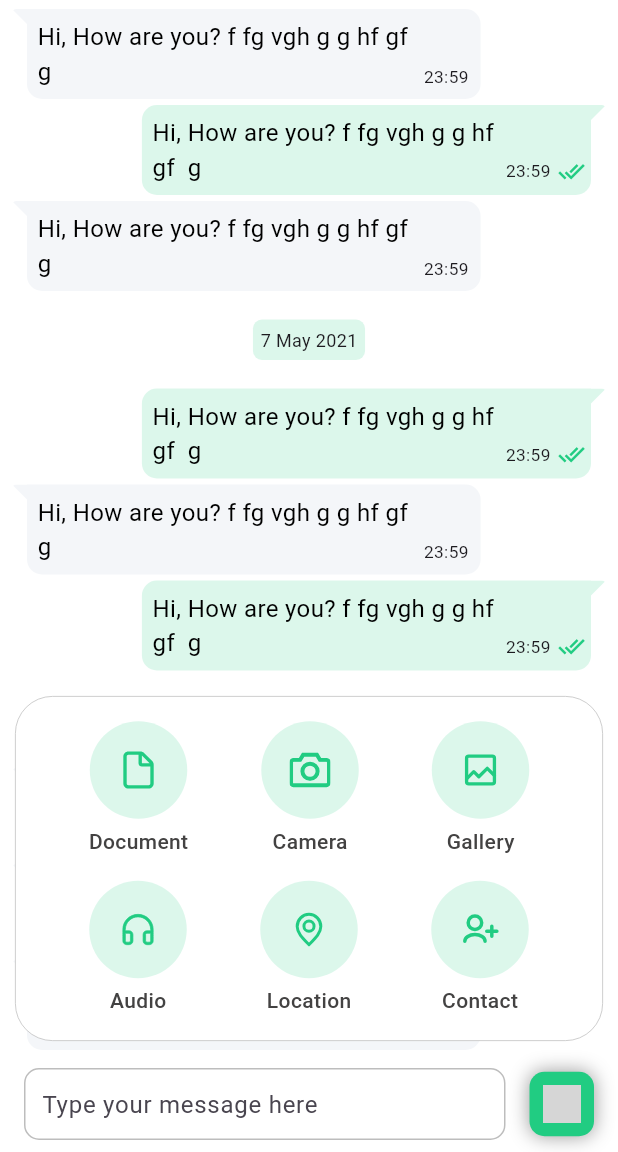
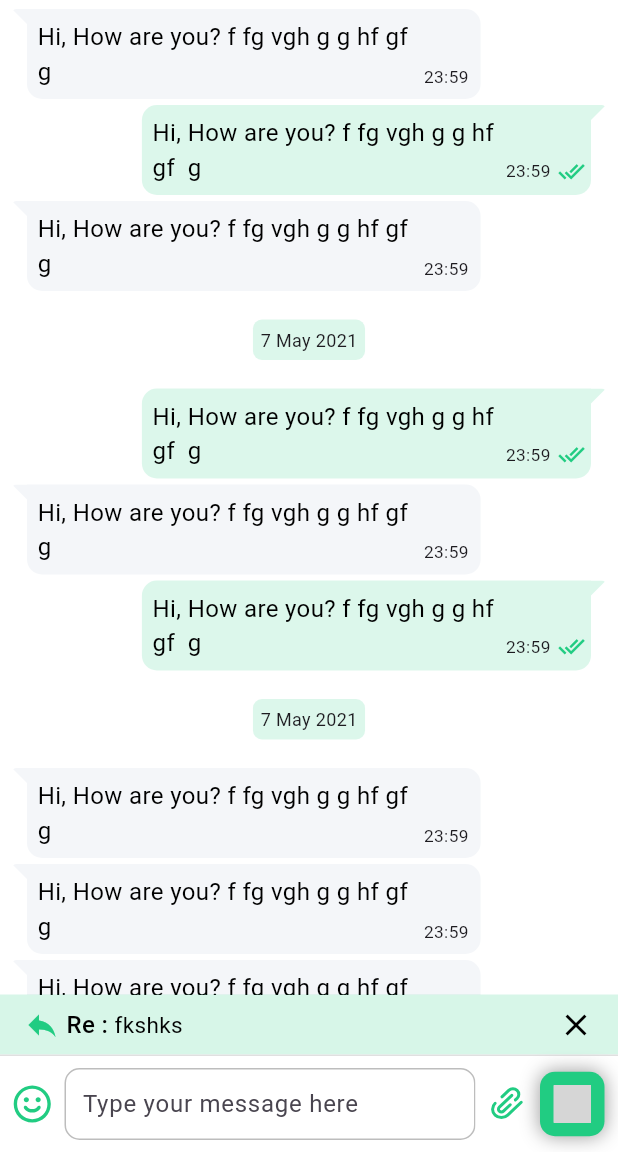
Before and after one commit to AdityaRaj9889/Cally-Messaging_App, a Flutter app: the ChatScreen screen opened by its route, on a phone screen of 412 x 824 dp, the part 84-1236 px from its top. Run offline on Flutter 3.47's test engine with Material 3 defaults, Android fonts, the phone set to English and light mode, and no system bars; our stand-ins replace flutter_svg, get; grey boxes are pictures that could not be loaded.

Commit message:
chat screen UI enhancement & add seach option & more popup on home screen

```diff
--- a/callyApp/lib/constant/assets.dart
+++ b/callyApp/lib/constant/assets.dart
@@ -27,6 +27,8 @@ class AssetsSVG {
   static const String audio = 'assets/svg/audio.svg';
   static const String location = 'assets/svg/location.svg';
   static const String contact = 'assets/svg/contact.svg';
+  static const String attachment = 'assets/svg/attachment.svg';
+  static const String search = 'assets/svg/search.svg';
 }
 
 class ColorConst {
--- a/callyApp/lib/controller/authController.dart
+++ b/callyApp/lib/controller/authController.dart
@@ -1,10 +1,7 @@
-import 'dart:async';
-
 import 'package:flutter/material.dart';
 import 'package:get/get.dart';
 
 class AuthController extends GetxController {
-
   RxBool validate = false.obs;
   RxBool isLoading = false.obs;
   RxBool rememberMe = false.obs;
--- a/callyApp/lib/controller/chatController.dart
+++ b/callyApp/lib/controller/chatController.dart
@@ -1,3 +1,7 @@
 import 'package:get/get.dart';
 
-class ChatController extends GetxController {}
+class ChatController extends GetxController {
+  RxBool showAttachmentMenu = false.obs;
+
+  RxString replying = "fkshks".obs;
+}
--- a/callyApp/lib/view/chatScreen.dart
+++ b/callyApp/lib/view/chatScreen.dart
@@ -6,13 +6,13 @@ import 'package:callingapp/widgetComponents/chat/dateBubble.dart';
 import 'package:callingapp/widgetComponents/chat/messageTextBar.dart';
 import 'package:callingapp/widgetComponents/chat/moreOptionItems.dart';
 import 'package:flutter/material.dart';
-import 'package:flutter_svg/svg.dart';
 import 'package:get/get.dart';
 
 class ChatScreen extends GetView<ChatController> {
   @override
   Widget build(BuildContext context) {
-    return Scaffold(
+    return Obx(
+      () => Scaffold(
         backgroundColor: ColorConst.color3,
         appBar: AppbarWidget(
           title: "Allen".obs,
@@ -84,6 +84,8 @@ class ChatScreen extends GetView<ChatController> {
                             ),
                           ),
                   ),
+                  //attachment container
+                  if (controller.showAttachmentMenu.value)
                     Align(
                       alignment: Alignment.bottomCenter,
                       child: Container(
@@ -104,7 +106,8 @@ class ChatScreen extends GetView<ChatController> {
                             children: [
                               Row(
                                 crossAxisAlignment: CrossAxisAlignment.center,
-                            mainAxisAlignment: MainAxisAlignment.spaceEvenly,
+                                mainAxisAlignment:
+                                    MainAxisAlignment.spaceEvenly,
                                 children: [
                                   MoreOptionItems(
                                     itemIcon: AssetsSVG.document,
@@ -122,7 +125,8 @@ class ChatScreen extends GetView<ChatController> {
                               ),
                               Row(
                                 crossAxisAlignment: CrossAxisAlignment.center,
-                            mainAxisAlignment: MainAxisAlignment.spaceEvenly,
+                                mainAxisAlignment:
+                                    MainAxisAlignment.spaceEvenly,
                                 children: [
                                   MoreOptionItems(
                                     itemIcon: AssetsSVG.audio,
@@ -147,9 +151,13 @@ class ChatScreen extends GetView<ChatController> {
               ),
             ),
             MessageTextBar(
-            onSend: (p0) {},
+              replyingTo: controller.replying.value,
+              onSend: () {},
+              onTapCloseReply: () => controller.replying.value = "",
+              onTapAttachment: () => controller.showAttachmentMenu.toggle(),
             ),
           ],
+        ),
       ),
     );
   }
--- a/callyApp/lib/view/homeScreen.dart
+++ b/callyApp/lib/view/homeScreen.dart
@@ -1,3 +1,4 @@
+import 'package:callingapp/app_pages.dart';
 import 'package:callingapp/constant/assets.dart';
 import 'package:callingapp/controller/homeController.dart';
 import 'package:callingapp/widgetComponents/appbar.dart';
@@ -19,10 +20,13 @@ class HomeScreen extends GetView<HomeController> {
           appBar: AppbarWidget(
             title: 'WhatsApp'.obs,
             leading: false,
-            firstIcon: AssetsSVG.camera.obs,
+            firstIcon: AssetsSVG.search.obs,
             fIconClick: () {},
-            lastIcon: AssetsSVG.more.obs,
-            lIconClick: () {},
+            secondIcon: AssetsSVG.camera.obs,
+            sIconClick: () {
+              Get.toNamed(Routes.PROFILE);
+            },
+            moreOption: true,
           ),
           body: Column(
             children: [
--- a/callyApp/lib/view/profileScreen.dart
+++ b/callyApp/lib/view/profileScreen.dart
@@ -1,8 +1,6 @@
 import 'package:callingapp/constant/assets.dart';
-import 'package:callingapp/constant/const.dart';
 import 'package:callingapp/controller/profileController.dart';
 import 'package:callingapp/widgetComponents/appbar.dart';
-import 'package:callingapp/widgetComponents/button.dart';
 import 'package:callingapp/widgetComponents/errorbox.dart';
 import 'package:callingapp/widgetComponents/horizontalLine.dart';
 import 'package:callingapp/widgetComponents/loader.dart';
--- a/callyApp/lib/widgetComponents/appbar.dart
+++ b/callyApp/lib/widgetComponents/appbar.dart
@@ -1,3 +1,4 @@
+import 'package:callingapp/app_pages.dart';
 import 'package:callingapp/constant/assets.dart';
 import 'package:flutter/material.dart';
 import 'package:flutter_svg/flutter_svg.dart';
@@ -14,6 +15,7 @@ class AppbarWidget extends GetView<AppbarWidget>
   final void Function()? lIconClick;
   final bool leading;
   final String profile;
+  final bool? moreOption;
 
   const AppbarWidget({
     super.key,
@@ -26,6 +28,7 @@ class AppbarWidget extends GetView<AppbarWidget>
     this.lIconClick,
     this.leading = true,
     this.profile = '',
+    this.moreOption = false,
   });
 
   @override
@@ -134,6 +137,57 @@ class AppbarWidget extends GetView<AppbarWidget>
                             ),
                           ),
                         ),
+                  if (moreOption as bool)
+                    PopupMenuButton(
+                      color: ColorConst.color3,
+                      onSelected: (value) {
+                        if (value == "profile") {
+                          Get.toNamed(Routes.PROFILE);
+                        } else if (value == "about") {
+                          // Get.toNamed(Routes.PROFILE);
+                        }
+                      },
+                      itemBuilder: (context) {
+                        return [
+                          PopupMenuItem(
+                            value: "profile",
+                            child: Text(
+                              "Profile",
+                              style: TextStyle(
+                                color: ColorConst.color7,
+                                fontSize: 16,
+                                fontWeight: FontWeight.w400,
+                              ),
+                            ),
+                          ),
+                          PopupMenuItem(
+                            value: "about",
+                            child: Text(
+                              "About",
+                              style: TextStyle(
+                                color: ColorConst.color7,
+                                fontSize: 16,
+                                fontWeight: FontWeight.w400,
+                              ),
+                            ),
+                          ),
+                        ];
+                      },
+                      child: Container(
+                        margin: const EdgeInsets.only(right: 15.0),
+                        height: 35,
+                        width: 35,
+                        padding: const EdgeInsets.all(9.0),
+                        decoration: BoxDecoration(
+                          borderRadius: BorderRadius.circular(10),
+                          color: ColorConst.color10,
+                        ),
+                        child: SvgPicture.asset(
+                          AssetsSVG.more,
+                          color: ColorConst.color1,
+                        ),
+                      ),
+                    )
                 ],
               ),
             ],
--- a/callyApp/lib/widgetComponents/chat/chatHome.dart
+++ b/callyApp/lib/widgetComponents/chat/chatHome.dart
@@ -55,7 +55,7 @@ class ChatHomeWidget extends GetView<HomeController> {
           Expanded(
             child: ListView.builder(
               itemCount: 5,
-              itemBuilder: (context, index) => GestureDetector(
+              itemBuilder: (context, index) => InkWell(
                 onTap: () => Get.toNamed(Routes.CHAT),
                 child: ChatCard(
                   profilePic: AssetsImage.appLogo,
--- a/callyApp/lib/widgetComponents/chat/messageTextBar.dart
+++ b/callyApp/lib/widgetComponents/chat/messageTextBar.dart
@@ -4,36 +4,26 @@ import 'package:flutter_svg/svg.dart';
 import 'package:get/get_state_manager/get_state_manager.dart';
 
 class MessageTextBar extends GetView {
-  final bool replying;
   final String replyingTo;
-  final List<Widget> actions;
   final TextEditingController _textController = TextEditingController();
-  final Color replyWidgetColor;
-  final Color replyIconColor;
-  final Color replyCloseColor;
-  final Color messageBarColor;
   final String messageBarHitText;
   final TextStyle messageBarHintStyle;
-  final Color sendButtonColor;
   final void Function(String)? onTextChanged;
-  final void Function(String)? onSend;
   final void Function()? onTapCloseReply;
+  final void Function()? onTapEmoji;
+  final void Function()? onTapAttachment;
+  final void Function()? onSend;
 
   MessageTextBar({
     super.key,
-    this.replying = false,
     this.replyingTo = "",
-    this.actions = const [],
-    this.replyWidgetColor = const Color(0xffF4F4F5),
-    this.replyIconColor = Colors.blue,
-    this.replyCloseColor = Colors.black12,
-    this.messageBarColor = Colors.white,
-    this.sendButtonColor = Colors.blue,
     this.messageBarHitText = "Type your message here",
     this.messageBarHintStyle = const TextStyle(fontSize: 16),
     this.onTextChanged,
+    this.onTapCloseReply,
+    this.onTapEmoji,
+    this.onTapAttachment,
     this.onSend,
-    this.onTapCloseReply,
   });
 
   @override
@@ -44,9 +34,9 @@ class MessageTextBar extends GetView {
         child: Column(
           mainAxisAlignment: MainAxisAlignment.end,
           children: [
-            replying
+            replyingTo.isNotEmpty
                 ? Container(
-                    color: replyWidgetColor,
+                    color: ColorConst.color1.withOpacity(0.18),
                     padding: const EdgeInsets.symmetric(
                       vertical: 8,
                       horizontal: 16,
@@ -55,43 +45,70 @@ class MessageTextBar extends GetView {
                       children: [
                         Icon(
                           Icons.reply,
-                          color: replyIconColor,
+                          color: ColorConst.color1,
                           size: 24,
                         ),
                         Expanded(
-                          child: Container(
-                            child: Text(
-                              'Re : ' + replyingTo,
+                          child: Row(
+                            children: [
+                              Text(
+                                ' Re : ',
+                                style: TextStyle(
+                                  fontWeight: FontWeight.w500,
+                                  fontSize: 16,
+                                  color: ColorConst.color7,
+                                ),
+                              ),
+                              Text(
+                                replyingTo,
+                                style: TextStyle(
+                                  fontWeight: FontWeight.w400,
+                                  fontSize: 15,
+                                  color: ColorConst.color7,
+                                ),
                                 overflow: TextOverflow.ellipsis,
                               ),
+                            ],
                           ),
                         ),
                         InkWell(
                           onTap: onTapCloseReply,
                           child: Icon(
                             Icons.close,
-                            color: replyCloseColor,
+                            color: ColorConst.color7,
                             size: 24,
                           ),
                         ),
                       ],
                     ))
                 : Container(),
-            replying
+            replyingTo.isNotEmpty
                 ? Container(
                     height: 1,
                     color: Colors.grey.shade300,
                   )
                 : Container(),
             Container(
-              color: messageBarColor,
+              color: ColorConst.color3,
               padding: const EdgeInsets.symmetric(
                 vertical: 8,
-                horizontal: 16,
+                // horizontal: 10,
               ),
               child: Row(
                 children: <Widget>[
-                  ...actions,
+                  GestureDetector(
+                    onTap: onTapEmoji,
+                    child: Container(
+                      height: 43,
+                      width: 43,
+                      padding: const EdgeInsets.only(top: 8.0, bottom: 8.0),
+                      color: ColorConst.color3,
+                      child: SvgPicture.asset(
+                        AssetsSVG.emoji,
+                        color: ColorConst.color1,
+                      ),
+                    ),
+                  ),
                   Expanded(
                     child: Container(
                       child: TextFormField(
@@ -116,17 +133,6 @@ class MessageTextBar extends GetView {
                               width: 1,
                             ),
                           ),
-                          suffix: GestureDetector(
-                            onTap: () {},
-                            child: Container(
-                              height: 20,
-                              width: 20,
-                              child: SvgPicture.asset(
-                                AssetsSVG.send,
-                                color: ColorConst.color1,
-                              ),
-                            ),
-                          ),
                           focusedBorder: OutlineInputBorder(
                             borderRadius: BorderRadius.circular(10.0),
                             borderSide: BorderSide(
@@ -138,14 +144,24 @@ class MessageTextBar extends GetView {
                       ),
                     ),
                   ),
+                  GestureDetector(
+                    onTap: onTapAttachment,
+                    child: Container(
+                      height: 43,
+                      width: 43,
+                      padding: const EdgeInsets.all(8.0),
+                      color: ColorConst.color3,
+                      child: SvgPicture.asset(
+                        AssetsSVG.attachment,
+                        color: ColorConst.color1,
+                      ),
+                    ),
+                  ),
                   Padding(
-                    padding: const EdgeInsets.only(left: 16),
+                    padding: const EdgeInsets.only(right: 9),
                     child: GestureDetector(
                       onTap: () {
                         if (_textController.text.trim() != '') {
-                          if (onSend != null) {
-                            onSend!(_textController.text.trim());
-                          }
                           _textController.text = '';
                         }
                       },
@@ -161,8 +177,9 @@ class MessageTextBar extends GetView {
                               color: ColorConst.color4,
                               blurRadius: 10,
                               spreadRadius: 0.5,
+                            )
+                          ],
                         ),
-                            ]),
                         child: SvgPicture.asset(
                           AssetsSVG.send,
                           color: ColorConst.color3,
```
Also changed, not shown: callyApp/assets/svg/attachment.svg (added), callyApp/assets/svg/search.svg (added), 1 other file. Lines whose indentation alone changed are shown as unchanged.
